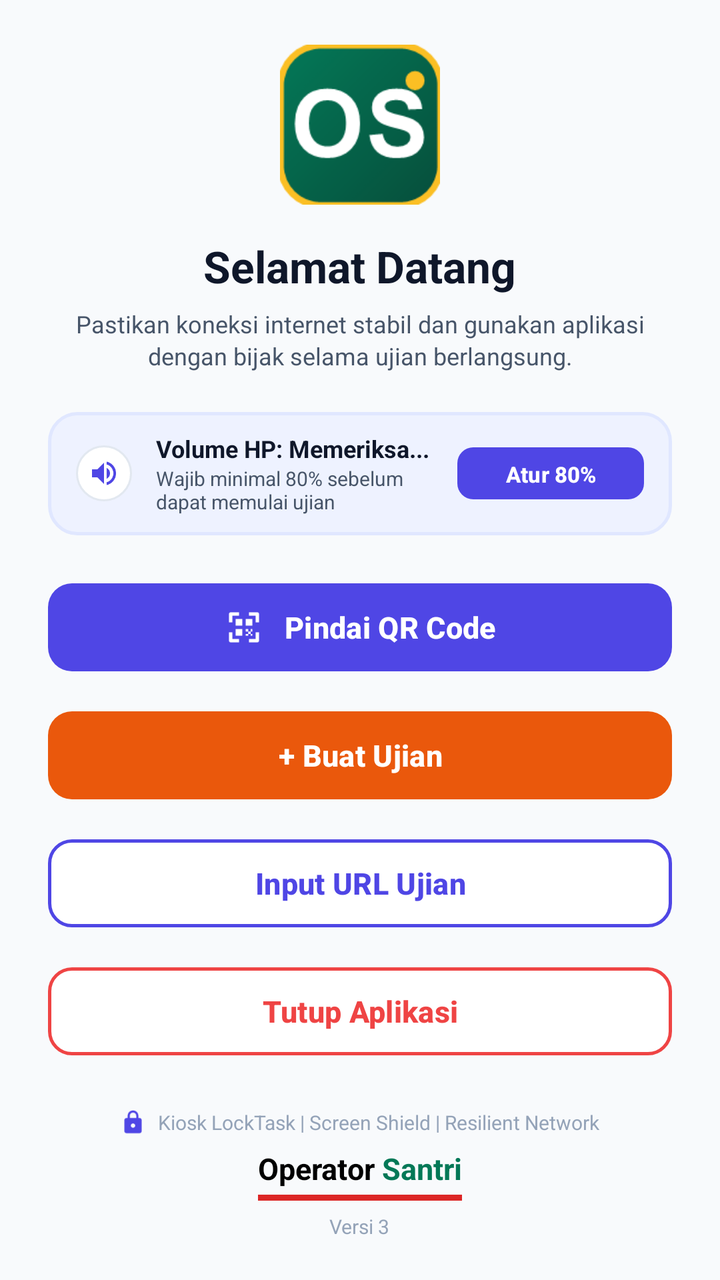
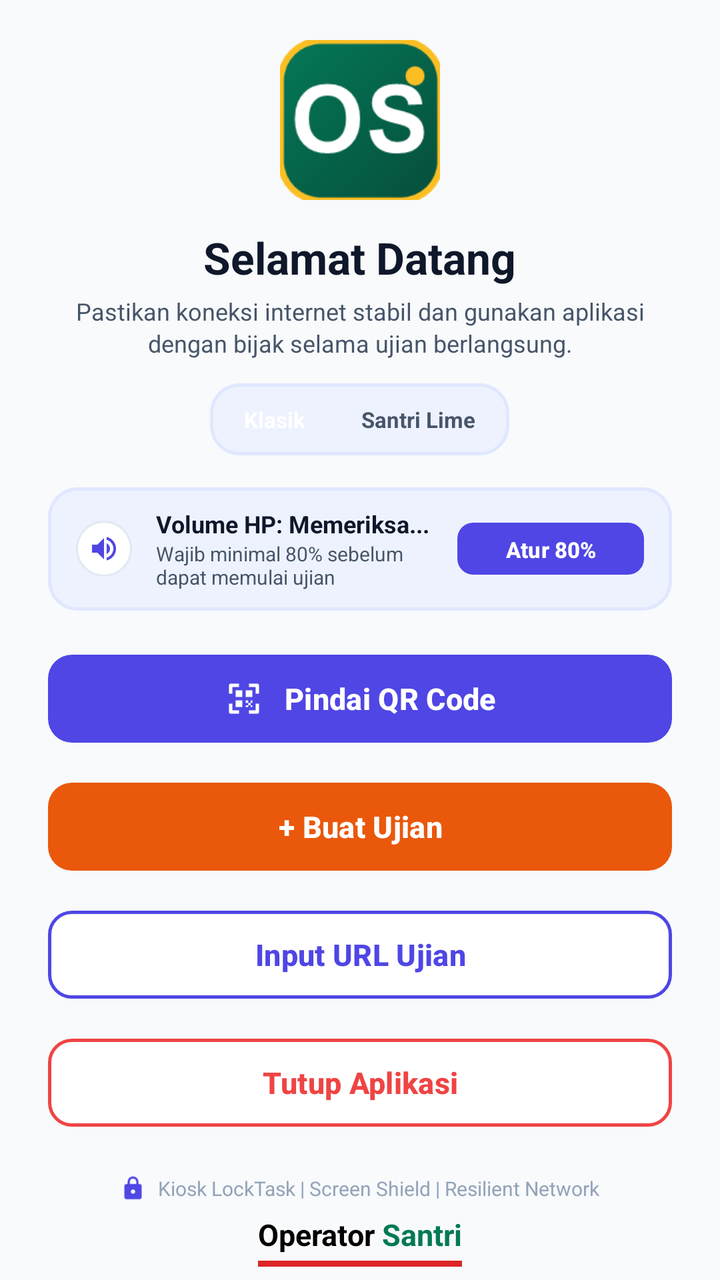

Two renders of the same Android screen: before a commit and after it. Below are the layout's source before the change and the commit's diff.
<!-- AndroidManifest.xml: application theme Theme.Examy -->
<!-- res/layout/activity_main.xml -->
<?xml version="1.0" encoding="utf-8"?>
<androidx.coordinatorlayout.widget.CoordinatorLayout xmlns:android="http://schemas.android.com/apk/res/android"
    xmlns:app="http://schemas.android.com/apk/res-auto"
    xmlns:tools="http://schemas.android.com/tools"
    android:layout_width="match_parent"
    android:layout_height="match_parent"
    android:background="@color/background">

    <androidx.core.widget.NestedScrollView
        android:layout_width="match_parent"
        android:layout_height="match_parent"
        android:fillViewport="true">

        <LinearLayout
            android:layout_width="match_parent"
            android:layout_height="match_parent"
            android:gravity="center_horizontal"
            android:orientation="vertical"
            android:paddingStart="24dp"
            android:paddingTop="20dp"
            android:paddingEnd="24dp"
            android:paddingBottom="20dp">

            
            <LinearLayout
                android:layout_width="match_parent"
                android:layout_height="0dp"
                android:layout_weight="1"
                android:gravity="center"
                android:orientation="vertical">

                
                <ImageView
                    android:id="@+id/ivMainLogo"
                    android:layout_width="80dp"
                    android:layout_height="80dp"
                    android:layout_marginBottom="16dp"
                    android:contentDescription="Examy OS Logo"
                    android:src="@mipmap/ic_launcher" />

                
                <TextView
                    android:id="@+id/tvWelcomeTitle"
                    android:layout_width="wrap_content"
                    android:layout_height="wrap_content"
                    android:layout_marginBottom="6dp"
                    android:text="Selamat Datang"
                    android:textColor="@color/text_primary"
                    android:textSize="22sp"
                    android:textStyle="bold" />

                
                <TextView
                    android:id="@+id/tvWelcomeSubtitle"
                    android:layout_width="match_parent"
                    android:layout_height="wrap_content"
                    android:layout_marginBottom="20dp"
                    android:gravity="center"
                    android:lineSpacingExtra="2dp"
                    android:text="Pastikan koneksi internet stabil dan gunakan aplikasi dengan bijak selama ujian berlangsung."
                    android:textAlignment="center"
                    android:textColor="@color/text_secondary"
                    android:textSize="12sp" />

                
                <LinearLayout
                    android:id="@+id/cardVolumeStatus"
                    android:layout_width="match_parent"
                    android:layout_height="wrap_content"
                    android:layout_marginBottom="20dp"
                    android:background="@drawable/bg_secondary_button"
                    android:clickable="true"
                    android:focusable="true"
                    android:gravity="center_vertical"
                    android:orientation="horizontal"
                    android:paddingStart="14dp"
                    android:paddingTop="10dp"
                    android:paddingEnd="14dp"
                    android:paddingBottom="10dp">

                    <ImageView
                        android:id="@+id/ivVolumeIndicator"
                        android:layout_width="28dp"
                        android:layout_height="28dp"
                        android:background="@drawable/bg_card"
                        android:contentDescription="Volume"
                        android:padding="6dp"
                        android:src="@drawable/ic_volume" />

                    <LinearLayout
                        android:layout_width="0dp"
                        android:layout_height="wrap_content"
                        android:layout_marginStart="12dp"
                        android:layout_weight="1"
                        android:orientation="vertical">

                        <TextView
                            android:id="@+id/tvVolumePercentTitle"
                            android:layout_width="wrap_content"
                            android:layout_height="wrap_content"
                            android:text="Volume HP: Memeriksa..."
                            android:textColor="@color/text_primary"
                            android:textSize="12sp"
                            android:textStyle="bold" />

                        <TextView
                            android:id="@+id/tvVolumeRequirementSubtitle"
                            android:layout_width="wrap_content"
                            android:layout_height="wrap_content"
                            android:text="Wajib minimal 80% sebelum dapat memulai ujian"
                            android:textColor="@color/text_secondary"
                            android:textSize="10sp" />
                    </LinearLayout>

                    <com.google.android.material.button.MaterialButton
                        android:id="@+id/btnAdjustVolume"
                        android:layout_width="wrap_content"
                        android:layout_height="34dp"
                        android:text="Atur 80%"
                        android:textAllCaps="false"
                        android:textColor="@color/text_on_primary"
                        android:textSize="11sp"
                        android:textStyle="bold"
                        app:backgroundTint="@color/primary"
                        app:cornerRadius="8dp" />
                </LinearLayout>

                
                <com.google.android.material.button.MaterialButton
                    android:id="@+id/btnScanQr"
                    android:layout_width="match_parent"
                    android:layout_height="52dp"
                    android:layout_marginBottom="12dp"
                    android:text="Pindai QR Code"
                    android:textAllCaps="false"
                    android:textColor="@color/text_on_primary"
                    android:textSize="15sp"
                    android:textStyle="bold"
                    app:backgroundTint="@color/primary"
                    app:cornerRadius="12dp"
                    app:icon="@drawable/ic_scan_qr"
                    app:iconGravity="textStart"
                    app:iconPadding="10dp"
                    app:iconSize="20dp"
                    app:iconTint="@color/text_on_primary" />

                
                <com.google.android.material.button.MaterialButton
                    android:id="@+id/btnCreateExam"
                    android:layout_width="match_parent"
                    android:layout_height="52dp"
                    android:layout_marginBottom="12dp"
                    android:text="+ Buat Ujian"
                    android:textAllCaps="false"
                    android:textColor="@color/text_on_primary"
                    android:textSize="15sp"
                    android:textStyle="bold"
                    app:backgroundTint="#EA580C"
                    app:cornerRadius="12dp" />

                
                <com.google.android.material.button.MaterialButton
                    android:id="@+id/btnEnterUrl"
                    android:layout_width="match_parent"
                    android:layout_height="52dp"
                    android:layout_marginBottom="12dp"
                    android:text="Input URL Ujian"
                    android:textAllCaps="false"
                    android:textColor="@color/primary"
                    android:textSize="15sp"
                    android:textStyle="bold"
                    app:backgroundTint="#FFFFFF"
                    app:cornerRadius="12dp"
                    app:strokeColor="@color/primary"
                    app:strokeWidth="1.5dp" />

                
                <com.google.android.material.button.MaterialButton
                    android:id="@+id/btnExitApp"
                    android:layout_width="match_parent"
                    android:layout_height="52dp"
                    android:layout_marginBottom="8dp"
                    android:text="Tutup Aplikasi"
                    android:textAllCaps="false"
                    android:textColor="@color/danger"
                    android:textSize="15sp"
                    android:textStyle="bold"
                    app:backgroundTint="#FFFFFF"
                    app:cornerRadius="12dp"
                    app:strokeColor="@color/danger"
                    app:strokeWidth="1.5dp" />

            </LinearLayout>

            
            <LinearLayout
                android:layout_width="match_parent"
                android:layout_height="wrap_content"
                android:layout_marginTop="12dp"
                android:gravity="center"
                android:orientation="vertical">

                
                <LinearLayout
                    android:layout_width="wrap_content"
                    android:layout_height="wrap_content"
                    android:gravity="center_vertical"
                    android:orientation="horizontal">

                    <ImageView
                        android:layout_width="13dp"
                        android:layout_height="13dp"
                        android:contentDescription="Security"
                        android:src="@drawable/ic_lock" />

                    <TextView
                        android:layout_width="wrap_content"
                        android:layout_height="wrap_content"
                        android:layout_marginStart="6dp"
                        android:text="Kiosk LockTask | Screen Shield | Resilient Network"
                        android:textColor="@color/text_muted"
                        android:textSize="10sp" />
                </LinearLayout>

                
                <LinearLayout
                    android:layout_width="wrap_content"
                    android:layout_height="wrap_content"
                    android:layout_marginTop="6dp"
                    android:gravity="center_horizontal"
                    android:orientation="vertical">

                    <LinearLayout
                        android:layout_width="wrap_content"
                        android:layout_height="wrap_content"
                        android:orientation="horizontal">

                        <TextView
                            android:layout_width="wrap_content"
                            android:layout_height="wrap_content"
                            android:text="Operator "
                            android:textColor="#000000"
                            android:textSize="15sp"
                            android:textStyle="bold" />

                        <TextView
                            android:layout_width="wrap_content"
                            android:layout_height="wrap_content"
                            android:text="Santri"
                            android:textColor="#047857"
                            android:textSize="15sp"
                            android:textStyle="bold" />
                    </LinearLayout>

                    
                    <View
                        android:layout_width="match_parent"
                        android:layout_height="3dp"
                        android:layout_marginTop="3dp"
                        android:background="#DC2626" />
                </LinearLayout>

                
                <TextView
                    android:layout_width="wrap_content"
                    android:layout_height="wrap_content"
                    android:layout_marginTop="6dp"
                    android:text="Versi 3"
                    android:textColor="@color/text_muted"
                    android:textSize="10sp" />
            </LinearLayout>

        </LinearLayout>
    </androidx.core.widget.NestedScrollView>

</androidx.coordinatorlayout.widget.CoordinatorLayout>
<!-- resources referenced by this layout -->
<resources>
  <color name="background">#F8FAFC</color>
  <color name="danger">#EF4444</color>
  <color name="primary">#4F46E5</color>
  <color name="text_muted">#94A3B8</color>
  <color name="text_on_primary">#FFFFFF</color>
  <color name="text_primary">#0F172A</color>
  <color name="text_secondary">#475569</color>
  <!-- drawable bg_card (drawable) -->
  <?xml version="1.0" encoding="utf-8"?>
  <shape xmlns:android="http://schemas.android.com/apk/res/android"
      android:shape="rectangle">
      <solid android:color="@color/surface" />
      <stroke android:width="1dp" android:color="@color/border" />
      <corners android:radius="16dp" />
  </shape>
  <!-- drawable bg_secondary_button (drawable) -->
  <?xml version="1.0" encoding="utf-8"?>
  <ripple xmlns:android="http://schemas.android.com/apk/res/android"
      android:color="#1A4F46E5">
      <item>
          <shape android:shape="rectangle">
              <solid android:color="@color/primary_light" />
              <stroke android:width="1.5dp" android:color="@color/primary_container" />
              <corners android:radius="14dp" />
          </shape>
      </item>
  </ripple>
  <!-- drawable ic_lock (drawable) -->
  <vector xmlns:android="http://schemas.android.com/apk/res/android"
      android:width="24dp"
      android:height="24dp"
      android:viewportWidth="24"
      android:viewportHeight="24">
      <path
          android:fillColor="@color/primary"
          android:pathData="M18,8h-1V6c0,-2.76 -2.24,-5 -5,-5S7,3.24 7,6v2H6c-1.1,0 -2,0.9 -2,2v10c0,1.1 0.9,2 2,2h12c1.1,0 2,-0.9 2,-2V10C20,8.9 19.1,8 18,8zM9,6c0,-1.66 1.34,-3 3,-3s3,1.34 3,3v2H9V6zM12,17c-1.1,0 -2,-0.9 -2,-2s0.9,-2 2,-2 2,0.9 2,2 -0.9,2 -2,2z" />
  </vector>
  <!-- drawable ic_scan_qr (drawable) -->
  <vector xmlns:android="http://schemas.android.com/apk/res/android"
      android:width="24dp"
      android:height="24dp"
      android:viewportWidth="24"
      android:viewportHeight="24">
      <path
          android:fillColor="@color/primary"
          android:pathData="M3,4v5h2V5h4V3H4C3.45,3 3,3.45 3,4zM3,20c0,0.55 0.45,1 1,1h5v-2H5v-4H3V20zM21,4c0,-0.55 -0.45,-1 -1,-1h-5v2h4v4h2V4zM19,19h-4v2h5c0.55,0 1,-0.45 1,-1v-5h-2V19zM7,7h4v4H7V7zM7,13h4v4H7V13zM13,7h4v4h-4V7zM13,13h1.5v1.5H13V13zM14.5,14.5H16V16h-1.5V14.5zM16,13h1v1.5h-1V13zM13,16h1.5v1H13V16zM16,16h1v1h-1V16z" />
  </vector>
  <!-- drawable ic_volume (drawable) -->
  <vector xmlns:android="http://schemas.android.com/apk/res/android"
      android:width="24dp"
      android:height="24dp"
      android:viewportWidth="24"
      android:viewportHeight="24">
      <path
          android:fillColor="@color/primary"
          android:pathData="M3,9v6h4l5,5V4L7,9H3zm13.5,3c0,-1.77 -1.02,-3.29 -2.5,-4.03v8.05c1.48,-0.73 2.5,-2.25 2.5,-4.02zM14,3.23v2.06c2.89,0.86 5,3.54 5,6.71s-2.11,5.85 -5,6.71v2.06c4.01,-0.91 7,-4.49 7,-8.77s-2.99,-7.86 -7,-8.77z" />
  </vector>
  <!-- mipmap ic_launcher: png bitmap (mipmap-hdpi, 2654 bytes) -->
  <style name="Theme.Examy" parent="Theme.Material3.DayNight.NoActionBar">
          <item name="colorPrimary">@color/primary</item>
          <item name="colorPrimaryVariant">@color/primary_dark</item>
          <item name="colorOnPrimary">@color/text_on_primary</item>
          <item name="colorSecondary">@color/accent</item>
          <item name="android:statusBarColor">@color/background</item>
          <item name="android:windowLightStatusBar">true</item>
          <item name="android:windowBackground">@color/background</item>
      </style>
  <color name="surface">#FFFFFF</color>
  <color name="border">#E2E8F0</color>
  <color name="primary_light">#EEF2FF</color>
  <color name="primary_container">#E0E7FF</color>
  <color name="primary_dark">#3730A3</color>
  <color name="accent">#06B6D4</color>
</resources>

<!-- the commit's change to res/layout/activity_main.xml (unified diff, before → after) -->
@@ -2,6 +2,7 @@
 <androidx.coordinatorlayout.widget.CoordinatorLayout xmlns:android="http://schemas.android.com/apk/res/android"
     xmlns:app="http://schemas.android.com/apk/res-auto"
     xmlns:tools="http://schemas.android.com/tools"
+    android:id="@+id/rootMainLayout"
     android:layout_width="match_parent"
     android:layout_height="match_parent"
     android:background="@color/background">
@@ -34,7 +35,7 @@
                     android:id="@+id/ivMainLogo"
                     android:layout_width="80dp"
                     android:layout_height="80dp"
-                    android:layout_marginBottom="16dp"
+                    android:layout_marginBottom="14dp"
                     android:contentDescription="Examy OS Logo"
                     android:src="@mipmap/ic_launcher" />
 
@@ -43,7 +44,7 @@
                     android:id="@+id/tvWelcomeTitle"
                     android:layout_width="wrap_content"
                     android:layout_height="wrap_content"
-                    android:layout_marginBottom="6dp"
+                    android:layout_marginBottom="4dp"
                     android:text="Selamat Datang"
                     android:textColor="@color/text_primary"
                     android:textSize="22sp"
@@ -54,7 +55,7 @@
                     android:id="@+id/tvWelcomeSubtitle"
                     android:layout_width="match_parent"
                     android:layout_height="wrap_content"
-                    android:layout_marginBottom="20dp"
+                    android:layout_marginBottom="12dp"
                     android:gravity="center"
                     android:lineSpacingExtra="2dp"
                     android:text="Pastikan koneksi internet stabil dan gunakan aplikasi dengan bijak selama ujian berlangsung."
@@ -64,10 +65,50 @@
 
                 
                 <LinearLayout
+                    android:id="@+id/layoutThemeSelector"
+                    android:layout_width="wrap_content"
+                    android:layout_height="36dp"
+                    android:layout_marginBottom="16dp"
+                    android:background="@drawable/bg_secondary_button"
+                    android:gravity="center_vertical"
+                    android:orientation="horizontal"
+                    android:padding="3dp">
+
+                    <TextView
+                        android:id="@+id/btnThemeClassic"
+                        android:layout_width="wrap_content"
+                        android:layout_height="match_parent"
+                        android:clickable="true"
+                        android:focusable="true"
+                        android:gravity="center"
+                        android:paddingStart="14dp"
+                        android:paddingEnd="14dp"
+                        android:text="Klasik"
+                        android:textColor="#FFFFFF"
+                        android:textSize="11sp"
+                        android:textStyle="bold" />
+
+                    <TextView
+                        android:id="@+id/btnThemeSantri"
+                        android:layout_width="wrap_content"
+                        android:layout_height="match_parent"
+                        android:clickable="true"
+                        android:focusable="true"
+                        android:gravity="center"
+                        android:paddingStart="14dp"
+                        android:paddingEnd="14dp"
+                        android:text="Santri Lime"
+                        android:textColor="@color/text_secondary"
+                        android:textSize="11sp"
+                        android:textStyle="bold" />
+                </LinearLayout>
+
+                
+                <LinearLayout
                     android:id="@+id/cardVolumeStatus"
                     android:layout_width="match_parent"
                     android:layout_height="wrap_content"
-                    android:layout_marginBottom="20dp"
+                    android:layout_marginBottom="18dp"
                     android:background="@drawable/bg_secondary_button"
                     android:clickable="true"
                     android:focusable="true"
@@ -254,6 +295,7 @@
 
                     
                     <View
+                        android:id="@+id/viewOperatorUnderline"
                         android:layout_width="match_parent"
                         android:layout_height="3dp"
                         android:layout_marginTop="3dp"
